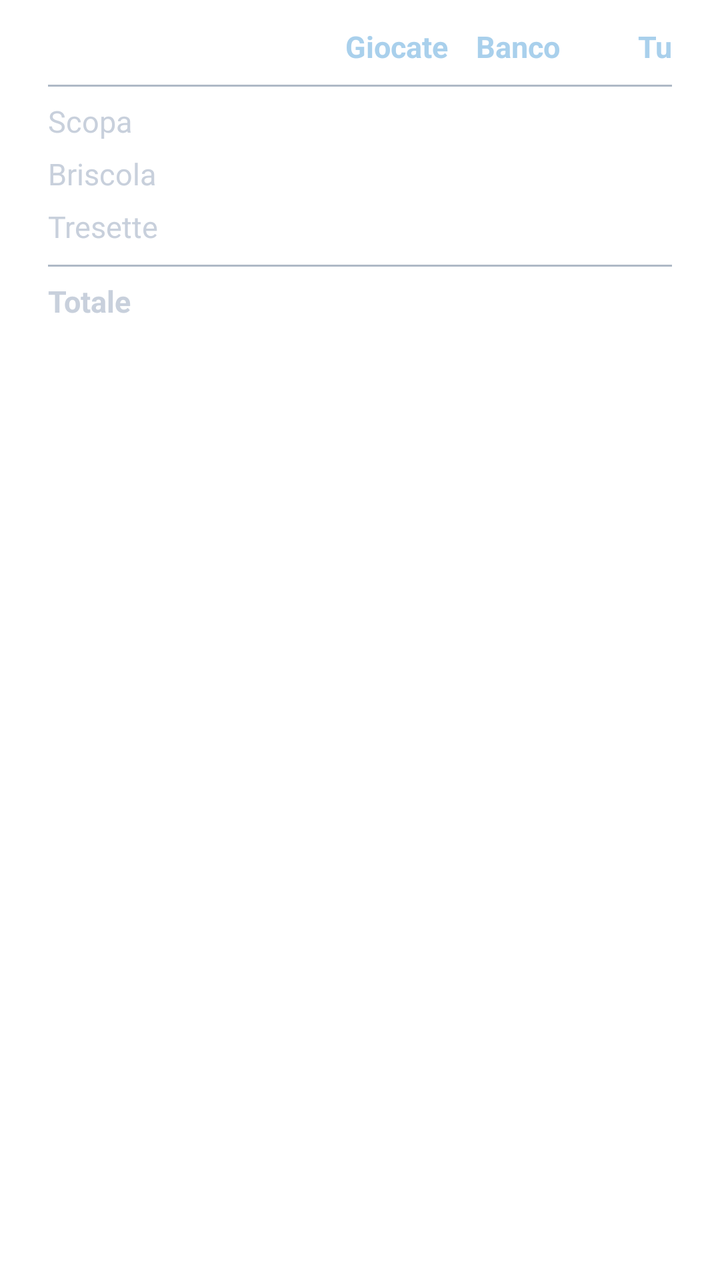
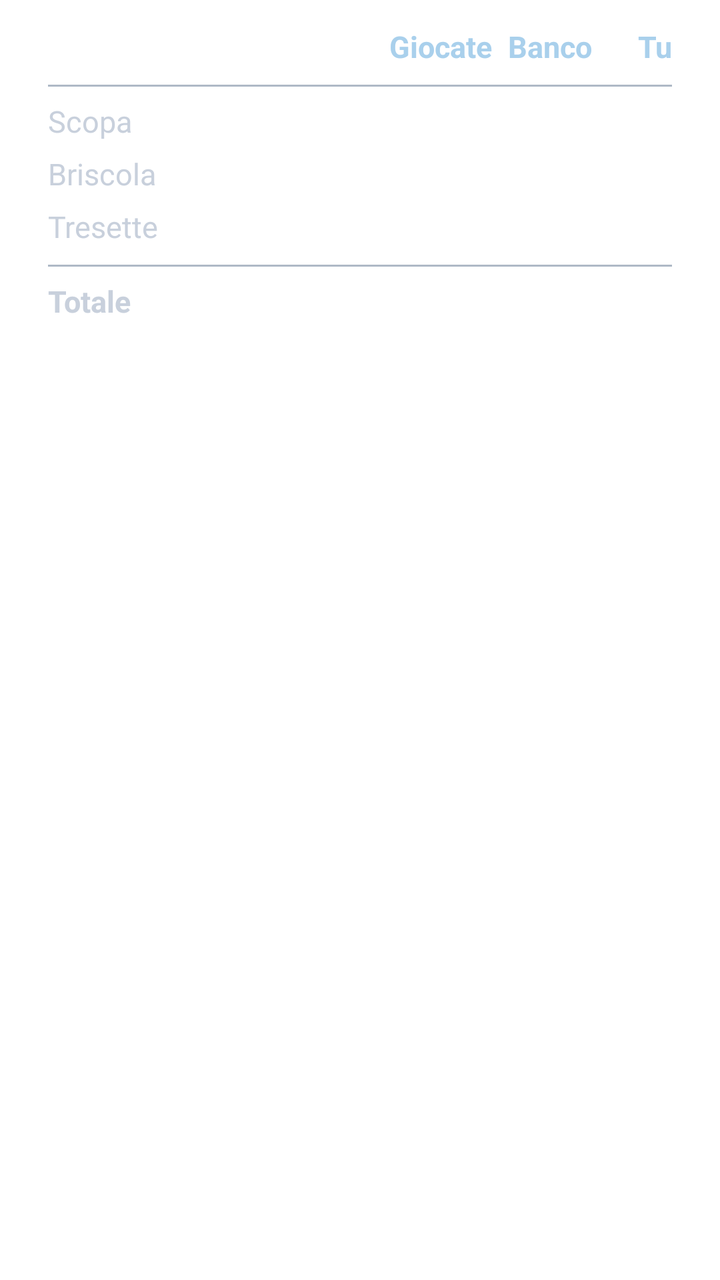

The first picture is an Android layout as it rendered before a commit; the second is the same layout after the commit. The layout source and the unified diff follow.
<!-- AndroidManifest.xml: application theme Theme.Scopa -->
<!-- res/layout/dialog_stats.xml -->
<?xml version="1.0" encoding="utf-8"?>
<LinearLayout xmlns:android="http://schemas.android.com/apk/res/android"
    android:layout_width="match_parent"
    android:layout_height="wrap_content"
    android:orientation="vertical"
    android:paddingStart="24dp"
    android:paddingEnd="24dp"
    android:paddingTop="10dp"
    android:paddingBottom="6dp">

    <TableLayout
        android:layout_width="match_parent"
        android:layout_height="wrap_content"
        android:stretchColumns="0">

        <TableRow>
            <TextView
                android:layout_width="wrap_content"
                android:layout_height="wrap_content" />
            <TextView
                style="@style/ScoreValue"
                android:text="@string/stat_played"
                android:textColor="@color/celeste"
                android:textStyle="bold" />
            <TextView
                style="@style/ScoreValue"
                android:text="@string/bot"
                android:textColor="@color/celeste"
                android:textStyle="bold" />
            <TextView
                style="@style/ScoreValue"
                android:text="@string/you"
                android:textColor="@color/celeste"
                android:textStyle="bold" />
        </TableRow>

        <View
            android:layout_height="1dp"
            android:layout_marginTop="6dp"
            android:layout_marginBottom="4dp"
            android:background="@color/silver_dark" />

        <TableRow>
            <TextView style="@style/ScoreLabel" android:text="@string/play_scopa" />
            <TextView android:id="@+id/scopaPlayed" style="@style/ScoreValue" />
            <TextView android:id="@+id/scopaBot" style="@style/ScoreValue" />
            <TextView android:id="@+id/scopaYou" style="@style/ScoreValue" android:textColor="@color/gold" />
        </TableRow>
        <TableRow>
            <TextView style="@style/ScoreLabel" android:text="@string/play_briscola" />
            <TextView android:id="@+id/briscPlayed" style="@style/ScoreValue" />
            <TextView android:id="@+id/briscBot" style="@style/ScoreValue" />
            <TextView android:id="@+id/briscYou" style="@style/ScoreValue" android:textColor="@color/gold" />
        </TableRow>
        <TableRow>
            <TextView style="@style/ScoreLabel" android:text="@string/play_tresette" />
            <TextView android:id="@+id/trePlayed" style="@style/ScoreValue" />
            <TextView android:id="@+id/treBot" style="@style/ScoreValue" />
            <TextView android:id="@+id/treYou" style="@style/ScoreValue" android:textColor="@color/gold" />
        </TableRow>

        <View
            android:layout_height="1dp"
            android:layout_marginTop="6dp"
            android:layout_marginBottom="4dp"
            android:background="@color/silver_dark" />

        <TableRow>
            <TextView style="@style/ScoreLabel" android:text="@string/stat_total" android:textStyle="bold" />
            <TextView android:id="@+id/totPlayed" style="@style/ScoreValue" android:textStyle="bold" />
            <TextView android:id="@+id/totBot" style="@style/ScoreValue" android:textStyle="bold" />
            <TextView android:id="@+id/totYou" style="@style/ScoreValue" android:textColor="@color/gold" android:textStyle="bold" />
        </TableRow>
    </TableLayout>

    <TextView
        android:id="@+id/statsNote"
        android:layout_width="match_parent"
        android:layout_height="wrap_content"
        android:layout_marginTop="14dp"
        android:textColor="@color/silver_dark"
        android:textSize="13sp" />
</LinearLayout>
<!-- resources referenced by this layout -->
<resources>
  <color name="celeste">#A9D0EC</color>
  <color name="gold">#E9C24C</color>
  <color name="silver_dark">#AEB9C6</color>
  <string name="bot">Banco</string>
  <string name="play_briscola">Briscola</string>
  <string name="play_scopa">Scopa</string>
  <string name="play_tresette">Tresette</string>
  <string name="stat_played">Giocate</string>
  <string name="stat_total">Totale</string>
  <string name="you">Tu</string>
  <style name="ScoreLabel">
          <item name="android:layout_width">wrap_content</item>
          <item name="android:layout_height">wrap_content</item>
          <item name="android:paddingTop">3dp</item>
          <item name="android:paddingBottom">3dp</item>
          <item name="android:textColor">@color/silver</item>
          <item name="android:textSize">15sp</item>
      </style>
  <style name="ScoreValue">
          <item name="android:layout_width">wrap_content</item>
          <item name="android:layout_height">wrap_content</item>
          <item name="android:minWidth">56dp</item>
          <item name="android:paddingStart">10dp</item>
          <item name="android:paddingTop">3dp</item>
          <item name="android:paddingBottom">3dp</item>
          <item name="android:gravity">end</item>
          <item name="android:textColor">@color/silver</item>
          <item name="android:textSize">15sp</item>
      </style>
  <style name="Theme.Scopa" parent="Theme.MaterialComponents.DayNight.NoActionBar">
          <item name="colorPrimary">@color/navy_mid</item>
          <item name="colorPrimaryVariant">@color/navy_deep</item>
          <item name="colorOnPrimary">@color/celeste_light</item>
          <item name="colorSecondary">@color/gold</item>
          <item name="android:statusBarColor" tools:targetApi="l">@color/navy_deep</item>
          <item name="alertDialogTheme">@style/DarkAlertDialog</item>
          <item name="materialAlertDialogTheme">@style/DarkAlertDialog</item>
      </style>
  <color name="silver">#C8D0DC</color>
  <color name="navy_mid">#23477E</color>
  <color name="navy_deep">#0C1626</color>
  <color name="celeste_light">#D7EAF6</color>
  <style name="DarkAlertDialog" parent="Theme.MaterialComponents.Dialog.Alert">
          <item name="colorSurface">@color/navy</item>
          <item name="android:colorBackground">@color/navy</item>
          <item name="colorOnSurface">@color/silver</item>
          <item name="android:textColorPrimary">@color/silver</item>
          <item name="android:textColorSecondary">@color/silver</item>
          <item name="colorPrimary">@color/silver</item>
      </style>
  <color name="navy">#14294A</color>
</resources>

<!-- the commit's change to res/layout/dialog_stats.xml (unified diff, before → after) -->
@@ -11,24 +11,25 @@
     <TableLayout
         android:layout_width="match_parent"
         android:layout_height="wrap_content"
-        android:stretchColumns="0">
+        android:stretchColumns="0"
+        android:shrinkColumns="0">
 
         <TableRow>
             <TextView
                 android:layout_width="wrap_content"
                 android:layout_height="wrap_content" />
             <TextView
-                style="@style/ScoreValue"
+                style="@style/StatsValue"
                 android:text="@string/stat_played"
                 android:textColor="@color/celeste"
                 android:textStyle="bold" />
             <TextView
-                style="@style/ScoreValue"
+                style="@style/StatsValue"
                 android:text="@string/bot"
                 android:textColor="@color/celeste"
                 android:textStyle="bold" />
             <TextView
-                style="@style/ScoreValue"
+                style="@style/StatsValue"
                 android:text="@string/you"
                 android:textColor="@color/celeste"
                 android:textStyle="bold" />
@@ -41,22 +42,22 @@
             android:background="@color/silver_dark" />
 
         <TableRow>
-            <TextView style="@style/ScoreLabel" android:text="@string/play_scopa" />
-            <TextView android:id="@+id/scopaPlayed" style="@style/ScoreValue" />
-            <TextView android:id="@+id/scopaBot" style="@style/ScoreValue" />
-            <TextView android:id="@+id/scopaYou" style="@style/ScoreValue" android:textColor="@color/gold" />
+            <TextView style="@style/ScoreLabel" android:maxLines="1" android:text="@string/play_scopa" />
+            <TextView android:id="@+id/scopaPlayed" style="@style/StatsValue" />
+            <TextView android:id="@+id/scopaBot" style="@style/StatsValue" />
+            <TextView android:id="@+id/scopaYou" style="@style/StatsValue" android:textColor="@color/gold" />
         </TableRow>
         <TableRow>
-            <TextView style="@style/ScoreLabel" android:text="@string/play_briscola" />
-            <TextView android:id="@+id/briscPlayed" style="@style/ScoreValue" />
-            <TextView android:id="@+id/briscBot" style="@style/ScoreValue" />
-            <TextView android:id="@+id/briscYou" style="@style/ScoreValue" android:textColor="@color/gold" />
+            <TextView style="@style/ScoreLabel" android:maxLines="1" android:text="@string/play_briscola" />
+            <TextView android:id="@+id/briscPlayed" style="@style/StatsValue" />
+            <TextView android:id="@+id/briscBot" style="@style/StatsValue" />
+            <TextView android:id="@+id/briscYou" style="@style/StatsValue" android:textColor="@color/gold" />
         </TableRow>
         <TableRow>
-            <TextView style="@style/ScoreLabel" android:text="@string/play_tresette" />
-            <TextView android:id="@+id/trePlayed" style="@style/ScoreValue" />
-            <TextView android:id="@+id/treBot" style="@style/ScoreValue" />
-            <TextView android:id="@+id/treYou" style="@style/ScoreValue" android:textColor="@color/gold" />
+            <TextView style="@style/ScoreLabel" android:maxLines="1" android:text="@string/play_tresette" />
+            <TextView android:id="@+id/trePlayed" style="@style/StatsValue" />
+            <TextView android:id="@+id/treBot" style="@style/StatsValue" />
+            <TextView android:id="@+id/treYou" style="@style/StatsValue" android:textColor="@color/gold" />
         </TableRow>
 
         <View
@@ -66,10 +67,10 @@
             android:background="@color/silver_dark" />
 
         <TableRow>
-            <TextView style="@style/ScoreLabel" android:text="@string/stat_total" android:textStyle="bold" />
-            <TextView android:id="@+id/totPlayed" style="@style/ScoreValue" android:textStyle="bold" />
-            <TextView android:id="@+id/totBot" style="@style/ScoreValue" android:textStyle="bold" />
-            <TextView android:id="@+id/totYou" style="@style/ScoreValue" android:textColor="@color/gold" android:textStyle="bold" />
+            <TextView style="@style/ScoreLabel" android:maxLines="1" android:text="@string/stat_total" android:textStyle="bold" />
+            <TextView android:id="@+id/totPlayed" style="@style/StatsValue" android:textStyle="bold" />
+            <TextView android:id="@+id/totBot" style="@style/StatsValue" android:textStyle="bold" />
+            <TextView android:id="@+id/totYou" style="@style/StatsValue" android:textColor="@color/gold" android:textStyle="bold" />
         </TableRow>
     </TableLayout>
 
<!-- resource entries referenced after the edit -->
@@ -18,11 +18,11 @@
           <item name="android:textColor">@color/silver</item>
           <item name="android:textSize">15sp</item>
       </style>
-  <style name="ScoreValue">
+  <style name="StatsValue">
           <item name="android:layout_width">wrap_content</item>
           <item name="android:layout_height">wrap_content</item>
-          <item name="android:minWidth">56dp</item>
-          <item name="android:paddingStart">10dp</item>
+          <item name="android:minWidth">40dp</item>
+          <item name="android:paddingStart">8dp</item>
           <item name="android:paddingTop">3dp</item>
           <item name="android:paddingBottom">3dp</item>
           <item name="android:gravity">end</item>
